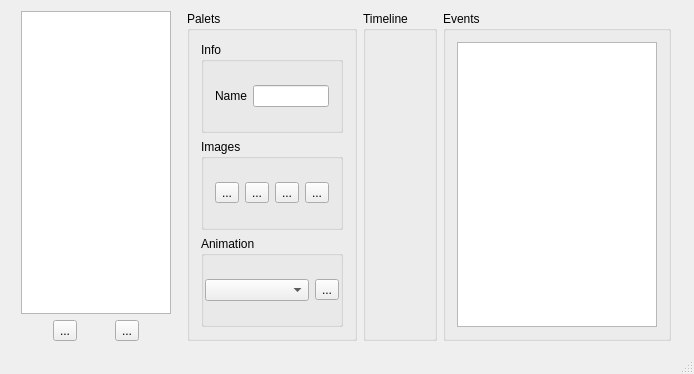
wasedaigo/samancing-roga, file mainwindow.ui: the form before one commit.
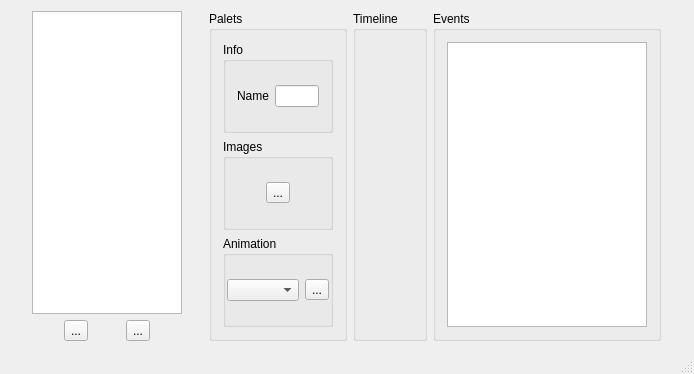
The form after the commit. Icons and pictures are not drawn.

Commit message:
Removed palet ID. Now you can use images as many as you want.
Animation preview support needs to be added.

```diff
--- a/mainwindow.ui
+++ b/mainwindow.ui
@@ -144,86 +144,6 @@
                </property>
                <layout class="QHBoxLayout" name="horizontalLayout_3">
                 <item>
-                 <layout class="QHBoxLayout" name="PaletSelectBox_4">
-                  <item>
-                   <widget class="QToolButton" name="showPaletButton_4">
-                    <property name="text">
-                     <string>...</string>
-                    </property>
-                    <property name="icon">
-                     <iconset>
-                      <normaloff>resource/folder_open.png</normaloff>
-                      <normalon>resource/folder.png</normalon>
-                      <selectedoff>resource/play_down.png</selectedoff>resource/folder_open.png</iconset>
-                    </property>
-                    <property name="checkable">
-                     <bool>false</bool>
-                    </property>
-                    <property name="checked">
-                     <bool>false</bool>
-                    </property>
-                    <property name="autoExclusive">
-                     <bool>false</bool>
-                    </property>
-                   </widget>
-                  </item>
-                 </layout>
-                </item>
-                <item>
-                 <layout class="QHBoxLayout" name="PaletSelectBox_3">
-                  <item>
-                   <widget class="QToolButton" name="showPaletButton_3">
-                    <property name="text">
-                     <string>...</string>
-                    </property>
-                    <property name="icon">
-                     <iconset>
-                      <normaloff>resource/folder_open.png</normaloff>
-                      <normalon>resource/folder.png</normalon>
-                      <selectedoff>resource/play_down.png</selectedoff>resource/folder_open.png</iconset>
-                    </property>
-                    <property name="checkable">
-                     <bool>false</bool>
-                    </property>
-                    <property name="checked">
-                     <bool>false</bool>
-                    </property>
-                    <property name="autoExclusive">
-                     <bool>false</bool>
-                    </property>
-                   </widget>
-                  </item>
-                 </layout>
-                </item>
-                <item>
-                 <layout class="QHBoxLayout" name="PaletSelectBox_2">
-                  <item>
-                   <widget class="QToolButton" name="showPaletButton_2">
-                    <property name="text">
-                     <string>...</string>
-                    </property>
-                    <property name="icon">
-                     <iconset>
-                      <normaloff>resource/folder_open.png</normaloff>
-                      <normalon>resource/folder.png</normalon>
-                      <selectedoff>resource/play_down.png</selectedoff>resource/folder_open.png</iconset>
-                    </property>
-                    <property name="checkable">
-                     <bool>false</bool>
-                    </property>
-                    <property name="checked">
-                     <bool>false</bool>
-                    </property>
-                    <property name="autoExclusive">
-                     <bool>false</bool>
-                    </property>
-                   </widget>
-                  </item>
-                 </layout>
-                </item>
-                <item>
-                 <layout class="QHBoxLayout" name="PaletSelectBox_1">
-                  <item>
                    <widget class="QToolButton" name="showPaletButton_1">
                     <property name="text">
                      <string>...</string>
@@ -244,8 +164,6 @@
                      <bool>false</bool>
                     </property>
                    </widget>
-                  </item>
-                 </layout>
                 </item>
                </layout>
               </widget>
```
Lines whose indentation alone changed are shown as unchanged. The commit also changes 21 other files.
